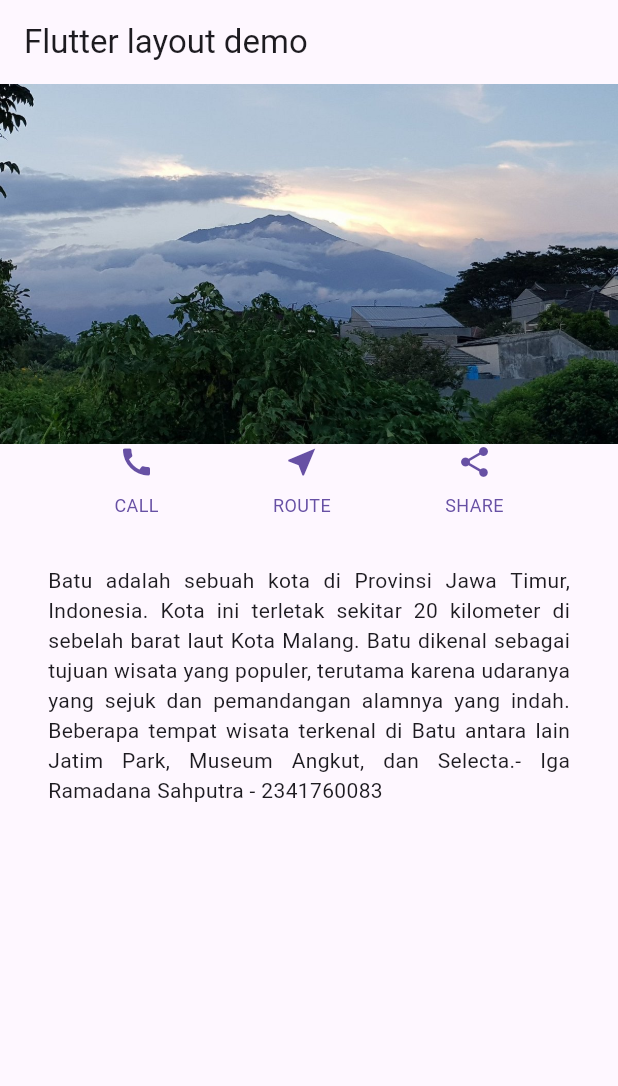
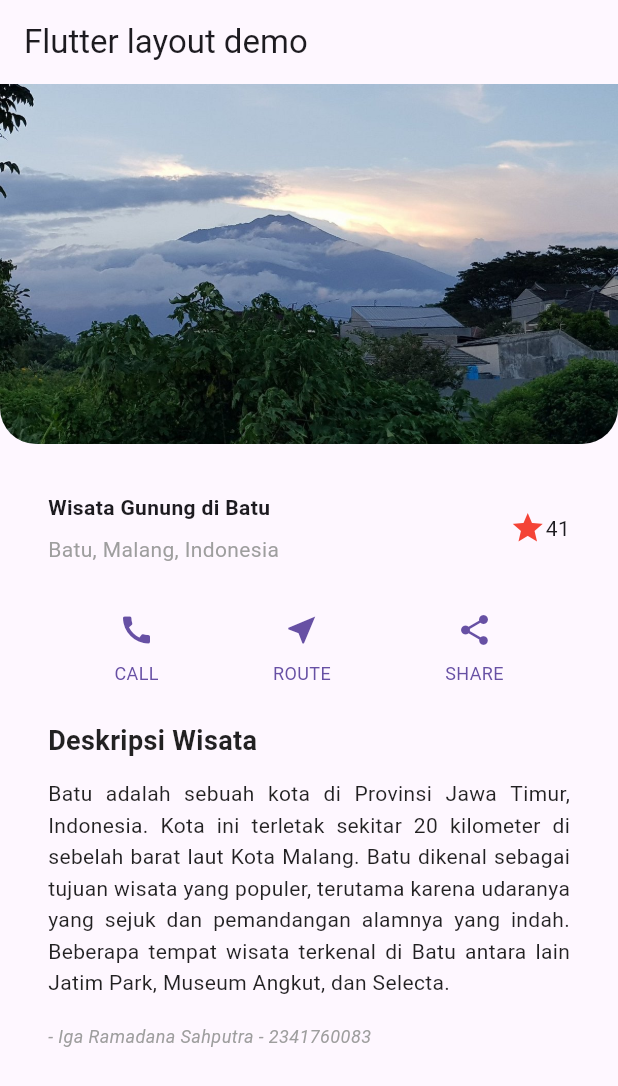
Before and after one commit to igaramadana/PMB_JS05, a Flutter app: the screen it shows after launch, on a phone screen of 412 x 824 dp. Shown: the top 1086 px of the screen. Run offline on Flutter 3.47's test engine with Material 3 defaults, Android fonts, the phone set to English and light mode, and no system bars.

Commit message:
Praktikum 4 : Langkah 3 mengubah column menjadi listView dan merubah ebberapa desain agar terlihat menarik :P

```diff
--- a/lib/main.dart
+++ b/lib/main.dart
@@ -71,12 +71,34 @@ class MyApp extends StatelessWidget {
     );
 
     Widget textSection = Container(
-      padding: const EdgeInsets.all(32),
-      child: const Text(
-        'Batu adalah sebuah kota di Provinsi Jawa Timur, Indonesia. Kota ini terletak sekitar 20 kilometer di sebelah barat laut Kota Malang. Batu dikenal sebagai tujuan wisata yang populer, terutama karena udaranya yang sejuk dan pemandangan alamnya yang indah. Beberapa tempat wisata terkenal di Batu antara lain Jatim Park, Museum Angkut, dan Selecta.'
-        '- Iga Ramadana Sahputra - 2341760083',
-        textAlign: TextAlign.justify,
-        softWrap: true,
+      padding: const EdgeInsets.fromLTRB(32, 24, 32, 32),
+      child: const Column(
+        crossAxisAlignment: CrossAxisAlignment.start,
+        children: [
+          Text(
+            'Deskripsi Wisata',
+            style: TextStyle(
+              fontWeight: FontWeight.w600,
+              fontSize: 18,
+              color: Colors.black87,
+            ),
+          ),
+          SizedBox(height: 12),
+          Text(
+            'Batu adalah sebuah kota di Provinsi Jawa Timur, Indonesia. Kota ini terletak sekitar 20 kilometer di sebelah barat laut Kota Malang. Batu dikenal sebagai tujuan wisata yang populer, terutama karena udaranya yang sejuk dan pemandangan alamnya yang indah. Beberapa tempat wisata terkenal di Batu antara lain Jatim Park, Museum Angkut, dan Selecta.',
+            textAlign: TextAlign.justify,
+            style: TextStyle(fontSize: 14, height: 1.5, color: Colors.black87),
+          ),
+          SizedBox(height: 16),
+          Text(
+            '- Iga Ramadana Sahputra - 2341760083',
+            style: TextStyle(
+              fontSize: 12,
+              fontStyle: FontStyle.italic,
+              color: Colors.grey,
+            ),
+          ),
+        ],
       ),
     );
 
@@ -84,14 +106,21 @@ class MyApp extends StatelessWidget {
       title: 'Flutter layout: Iga Ramadana Sahputra - 2341760083',
       home: Scaffold(
         appBar: AppBar(title: const Text('Flutter layout demo')),
-        body: Column(
+        body: ListView(
           children: [
-            Image.asset(
-              'images/image.png',
-              width: 600,
-              height: 240,
-              fit: BoxFit.cover,
+            ClipRRect(
+              borderRadius: const BorderRadius.only(
+                bottomLeft: Radius.circular(24),
+                bottomRight: Radius.circular(24),
+              ),
+              child: Image.asset(
+                'images/image.png',
+                width: double.infinity,
+                height: 240,
+                fit: BoxFit.cover,
+              ),
             ),
+            titleSection,
             buttonSection,
             textSection,
           ],
```
